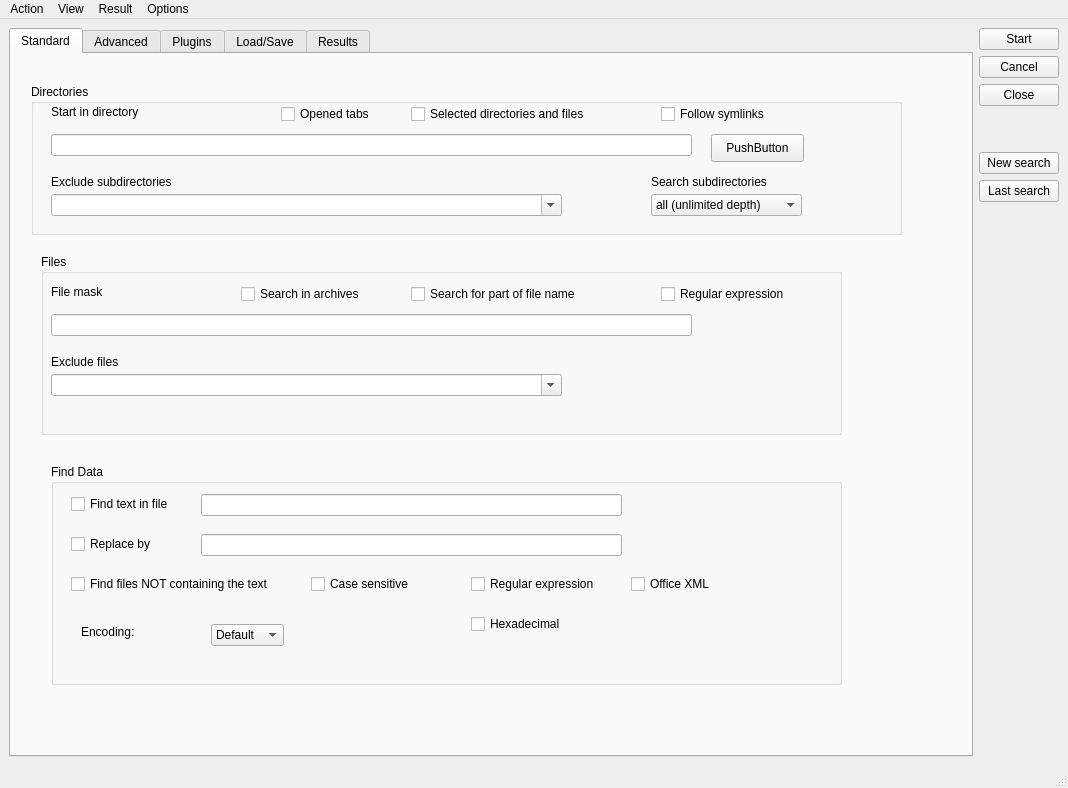
Old version of the form qtdesigner/search.ui in the repository YevhenVieskov/pyCommander.
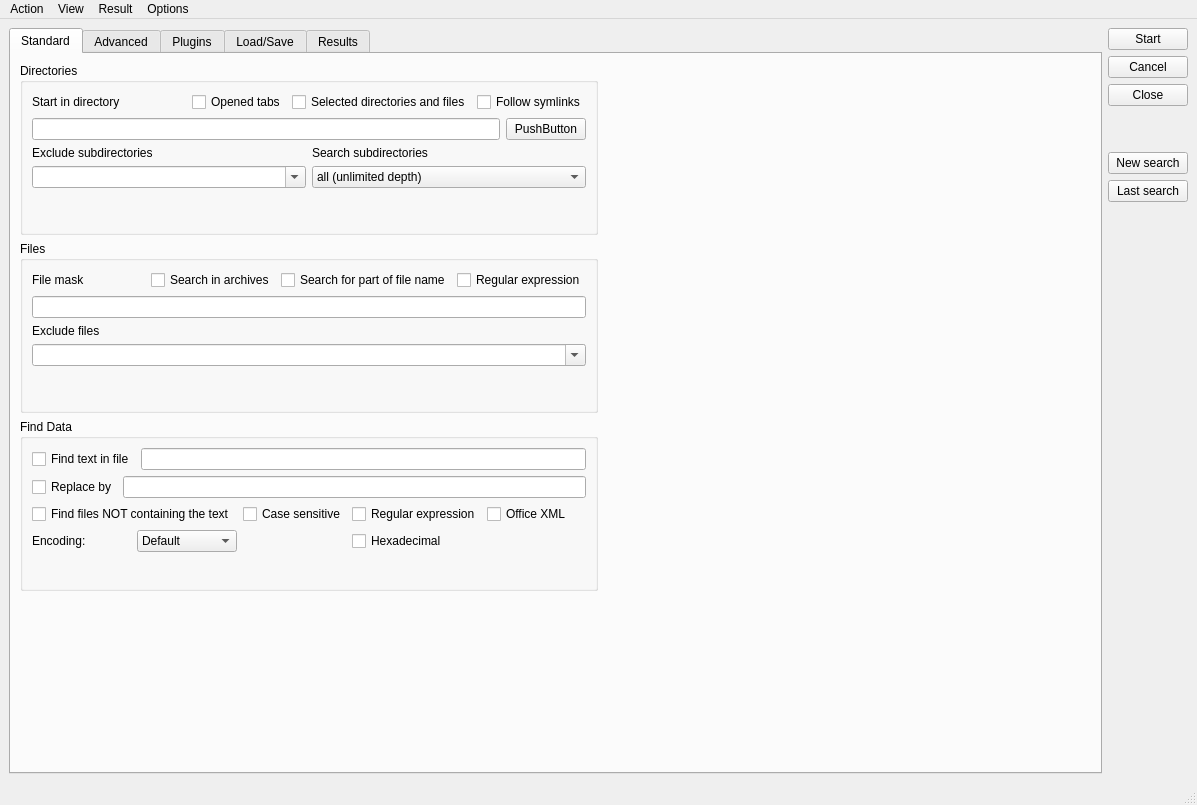
New version of the form. The open tabs and pages were chosen to show the change.

What changed in the file:
```diff
--- a/qtdesigner/search.ui
+++ b/qtdesigner/search.ui
@@ -6,8 +6,8 @@
    <rect>
     <x>0</x>
     <y>0</y>
-    <width>1068</width>
-    <height>788</height>
+    <width>1197</width>
+    <height>805</height>
    </rect>
   </property>
   <property name="windowTitle">
@@ -24,128 +24,94 @@
        <attribute name="title">
         <string>Standard</string>
        </attribute>
+       <layout class="QGridLayout" name="gridLayout_4">
+        <item row="0" column="0">
        <widget class="QGroupBox" name="groupBoxDirectories">
-        <property name="geometry">
-         <rect>
-          <x>20</x>
-          <y>30</y>
-          <width>871</width>
-          <height>151</height>
-         </rect>
-        </property>
         <property name="title">
          <string>Directories</string>
         </property>
+          <layout class="QVBoxLayout" name="verticalLayout_7">
+           <item>
+            <layout class="QHBoxLayout" name="horizontalLayoutStartInDirectoryCheckBoxes">
+             <item>
         <widget class="QLabel" name="labelStartInDirectory">
-         <property name="geometry">
-          <rect>
-           <x>20</x>
-           <y>20</y>
-           <width>111</width>
-           <height>16</height>
-          </rect>
-         </property>
          <property name="text">
           <string>Start in directory</string>
          </property>
         </widget>
-        <widget class="QLineEdit" name="lineEditStartInDirectory">
-         <property name="geometry">
-          <rect>
-           <x>20</x>
-           <y>50</y>
-           <width>641</width>
-           <height>22</height>
-          </rect>
-         </property>
-        </widget>
-        <widget class="QPushButton" name="pushButtonFileOpen">
-         <property name="geometry">
-          <rect>
-           <x>680</x>
-           <y>50</y>
-           <width>93</width>
-           <height>28</height>
-          </rect>
-         </property>
-         <property name="text">
-          <string>PushButton</string>
-         </property>
-        </widget>
+             </item>
+             <item>
+              <spacer name="horizontalSpacer_6">
+               <property name="orientation">
+                <enum>Qt::Horizontal</enum>
+               </property>
+               <property name="sizeHint" stdset="0">
+                <size>
+                 <width>40</width>
+                 <height>20</height>
+                </size>
+               </property>
+              </spacer>
+             </item>
+             <item>
         <widget class="QCheckBox" name="checkBoxOpenedTabs">
-         <property name="geometry">
-          <rect>
-           <x>250</x>
-           <y>20</y>
-           <width>101</width>
-           <height>20</height>
-          </rect>
-         </property>
          <property name="text">
           <string>Opened tabs</string>
          </property>
         </widget>
+             </item>
+             <item>
         <widget class="QCheckBox" name="checkBoxSelectedDirectoriesAndFiles">
-         <property name="geometry">
-          <rect>
-           <x>380</x>
-           <y>20</y>
-           <width>191</width>
-           <height>20</height>
-          </rect>
-         </property>
          <property name="text">
           <string>Selected directories and files</string>
          </property>
         </widget>
+             </item>
+             <item>
         <widget class="QCheckBox" name="checkBoxFollowSymlinks">
-         <property name="geometry">
-          <rect>
-           <x>630</x>
-           <y>20</y>
-           <width>121</width>
-           <height>20</height>
-          </rect>
-         </property>
          <property name="text">
           <string>Follow symlinks</string>
          </property>
         </widget>
+             </item>
+            </layout>
+           </item>
+           <item>
+            <layout class="QHBoxLayout" name="horizontalLayoutStartInDirectoryPath">
+             <item>
+              <widget class="QLineEdit" name="lineEditStartInDirectory"/>
+             </item>
+             <item>
+              <widget class="QPushButton" name="pushButtonFileOpen">
+               <property name="text">
+                <string>PushButton</string>
+               </property>
+              </widget>
+             </item>
+            </layout>
+           </item>
+           <item>
+            <layout class="QHBoxLayout" name="horizontalLayoutExcludeSearchCheckBoxes">
+             <item>
         <widget class="QLabel" name="labelExcludeSubdirectories">
-         <property name="geometry">
-          <rect>
-           <x>20</x>
-           <y>90</y>
-           <width>131</width>
-           <height>16</height>
-          </rect>
-         </property>
          <property name="text">
           <string>Exclude subdirectories</string>
          </property>
         </widget>
+             </item>
+             <item>
         <widget class="QLabel" name="labelSearchSubdirectories">
-         <property name="geometry">
-          <rect>
-           <x>620</x>
-           <y>90</y>
-           <width>131</width>
-           <height>16</height>
-          </rect>
-         </property>
          <property name="text">
           <string>Search subdirectories</string>
          </property>
         </widget>
+             </item>
+            </layout>
+           </item>
+           <item>
+            <layout class="QHBoxLayout" name="horizontalLayoutSearchSubdirCheckboxes">
+             <item>
         <widget class="QComboBox" name="comboBoxExcludeSubdirectories">
-         <property name="geometry">
-          <rect>
-           <x>20</x>
-           <y>110</y>
-           <width>511</width>
-           <height>22</height>
-          </rect>
-         </property>
          <property name="editable">
           <bool>true</bool>
          </property>
@@ -153,15 +119,9 @@
           <string/>
          </property>
         </widget>
+             </item>
+             <item>
         <widget class="QComboBox" name="comboBoxSearchSubdirectories">
-         <property name="geometry">
-          <rect>
-           <x>620</x>
-           <y>110</y>
-           <width>151</width>
-           <height>22</height>
-          </rect>
-         </property>
          <item>
           <property name="text">
            <string>all (unlimited depth)</string>
@@ -323,256 +283,226 @@
           </property>
          </item>
         </widget>
-       </widget>
+             </item>
+            </layout>
+           </item>
+           <item>
+            <spacer name="verticalSpacerDirectories">
+             <property name="orientation">
+              <enum>Qt::Vertical</enum>
+             </property>
+             <property name="sizeHint" stdset="0">
+              <size>
+               <width>20</width>
+               <height>18</height>
+              </size>
+             </property>
+            </spacer>
+           </item>
+          </layout>
+         </widget>
+        </item>
+        <item row="0" column="1">
+         <spacer name="horizontalSpacerDirectories">
+          <property name="orientation">
+           <enum>Qt::Horizontal</enum>
+          </property>
+          <property name="sizeHint" stdset="0">
+           <size>
+            <width>411</width>
+            <height>20</height>
+           </size>
+          </property>
+         </spacer>
+        </item>
+        <item row="1" column="0">
        <widget class="QGroupBox" name="groupBoxFiles">
-        <property name="geometry">
-         <rect>
-          <x>30</x>
-          <y>200</y>
-          <width>801</width>
-          <height>181</height>
-         </rect>
-        </property>
         <property name="title">
          <string>Files</string>
         </property>
-        <widget class="QLabel" name="labelExcludeFiles">
-         <property name="geometry">
-          <rect>
-           <x>10</x>
-           <y>100</y>
-           <width>131</width>
-           <height>16</height>
-          </rect>
-         </property>
-         <property name="text">
-          <string>Exclude files</string>
-         </property>
-        </widget>
-        <widget class="QCheckBox" name="checkBoxSearchForPartOfFileName">
-         <property name="geometry">
-          <rect>
-           <x>370</x>
-           <y>30</y>
-           <width>191</width>
-           <height>20</height>
-          </rect>
-         </property>
-         <property name="text">
-          <string>Search for part of file name</string>
-         </property>
-        </widget>
-        <widget class="QLineEdit" name="lineEditFileMask">
-         <property name="geometry">
-          <rect>
-           <x>10</x>
-           <y>60</y>
-           <width>641</width>
-           <height>22</height>
-          </rect>
-         </property>
-        </widget>
-        <widget class="QCheckBox" name="checkBoxSearchInArchives">
-         <property name="geometry">
-          <rect>
-           <x>200</x>
-           <y>30</y>
-           <width>131</width>
-           <height>20</height>
-          </rect>
-         </property>
-         <property name="text">
-          <string>Search in archives</string>
-         </property>
-        </widget>
-        <widget class="QComboBox" name="comboBoxExcludeFiles">
-         <property name="geometry">
-          <rect>
-           <x>10</x>
-           <y>120</y>
-           <width>511</width>
-           <height>22</height>
-          </rect>
-         </property>
-         <property name="editable">
-          <bool>true</bool>
-         </property>
-         <property name="currentText">
-          <string/>
-         </property>
-        </widget>
+          <layout class="QVBoxLayout" name="verticalLayout_5">
+           <item>
+            <layout class="QHBoxLayout" name="horizontalLayoutFileMask">
+             <item>
         <widget class="QLabel" name="labelFileMask">
-         <property name="geometry">
-          <rect>
-           <x>10</x>
-           <y>30</y>
-           <width>81</width>
-           <height>16</height>
-          </rect>
+               <property name="sizePolicy">
+                <sizepolicy hsizetype="Minimum" vsizetype="Preferred">
+                 <horstretch>0</horstretch>
+                 <verstretch>0</verstretch>
+                </sizepolicy>
+               </property>
+               <property name="baseSize">
+                <size>
+                 <width>64</width>
+                 <height>0</height>
+                </size>
          </property>
          <property name="text">
           <string>File mask</string>
          </property>
         </widget>
+             </item>
+             <item>
+              <spacer name="horizontalSpacerFileMask">
+               <property name="orientation">
+                <enum>Qt::Horizontal</enum>
+               </property>
+               <property name="sizeType">
+                <enum>QSizePolicy::Expanding</enum>
+               </property>
+               <property name="sizeHint" stdset="0">
+                <size>
+                 <width>60</width>
+                 <height>20</height>
+                </size>
+               </property>
+              </spacer>
+             </item>
+             <item>
+              <widget class="QCheckBox" name="checkBoxSearchInArchives">
+               <property name="text">
+                <string>Search in archives</string>
+               </property>
+              </widget>
+             </item>
+             <item>
+              <widget class="QCheckBox" name="checkBoxSearchForPartOfFileName">
+               <property name="text">
+                <string>Search for part of file name</string>
+               </property>
+              </widget>
+             </item>
+             <item>
         <widget class="QCheckBox" name="checkBoxRegularExpression">
-         <property name="geometry">
-          <rect>
-           <x>620</x>
-           <y>30</y>
-           <width>131</width>
-           <height>20</height>
-          </rect>
-         </property>
          <property name="text">
           <string>Regular expression</string>
          </property>
         </widget>
-       </widget>
+             </item>
+            </layout>
+           </item>
+           <item>
+            <widget class="QLineEdit" name="lineEditFileMask"/>
+           </item>
+           <item>
+            <widget class="QLabel" name="labelExcludeFiles">
+             <property name="text">
+              <string>Exclude files</string>
+             </property>
+            </widget>
+           </item>
+           <item>
+            <widget class="QComboBox" name="comboBoxExcludeFiles">
+             <property name="editable">
+              <bool>true</bool>
+             </property>
+             <property name="currentText">
+              <string/>
+             </property>
+            </widget>
+           </item>
+           <item>
+            <spacer name="verticalSpacer">
+             <property name="orientation">
+              <enum>Qt::Vertical</enum>
+             </property>
+             <property name="sizeHint" stdset="0">
+              <size>
+               <width>20</width>
+               <height>17</height>
+              </size>
+             </property>
+            </spacer>
+           </item>
+          </layout>
+         </widget>
+        </item>
+        <item row="1" column="1">
+         <spacer name="horizontalSpacerFiles">
+          <property name="orientation">
+           <enum>Qt::Horizontal</enum>
+          </property>
+          <property name="sizeHint" stdset="0">
+           <size>
+            <width>411</width>
+            <height>20</height>
+           </size>
+          </property>
+         </spacer>
+        </item>
+        <item row="2" column="0">
        <widget class="QGroupBox" name="groupBoxFindData">
-        <property name="geometry">
-         <rect>
-          <x>40</x>
-          <y>410</y>
-          <width>791</width>
-          <height>221</height>
-         </rect>
-        </property>
         <property name="title">
          <string>Find Data</string>
         </property>
+          <layout class="QVBoxLayout" name="verticalLayout_6">
+           <item>
+            <layout class="QHBoxLayout" name="horizontalLayoutFindTextInFile">
+             <item>
         <widget class="QCheckBox" name="checkBoxFindTextInFile">
-         <property name="geometry">
-          <rect>
-           <x>20</x>
-           <y>30</y>
-           <width>121</width>
-           <height>20</height>
-          </rect>
-         </property>
          <property name="text">
           <string>Find text in file</string>
          </property>
         </widget>
+             </item>
+             <item>
+              <widget class="QLineEdit" name="lineEditFindTextInFile"/>
+             </item>
+            </layout>
+           </item>
+           <item>
+            <layout class="QHBoxLayout" name="horizontalLayoutReplaceBy">
+             <item>
         <widget class="QCheckBox" name="checkBoxReplaceBy">
-         <property name="geometry">
-          <rect>
-           <x>20</x>
-           <y>70</y>
-           <width>91</width>
-           <height>20</height>
-          </rect>
-         </property>
          <property name="text">
           <string>Replace by</string>
          </property>
         </widget>
+             </item>
+             <item>
+              <widget class="QLineEdit" name="lineEditReplaceBy"/>
+             </item>
+            </layout>
+           </item>
+           <item>
+            <layout class="QGridLayout" name="gridLayoutFindDataCheckBoxes">
+             <item row="0" column="0" colspan="2">
         <widget class="QCheckBox" name="checkBoxFindFilesNotContainingText">
-         <property name="geometry">
-          <rect>
-           <x>20</x>
-           <y>110</y>
-           <width>211</width>
-           <height>20</height>
-          </rect>
-         </property>
          <property name="text">
           <string>Find files NOT containing the text</string>
          </property>
         </widget>
+             </item>
+             <item row="0" column="2">
         <widget class="QCheckBox" name="checkBoxCaseSensitive">
-         <property name="geometry">
-          <rect>
-           <x>260</x>
-           <y>110</y>
-           <width>111</width>
-           <height>20</height>
-          </rect>
-         </property>
          <property name="text">
           <string>Case sensitive</string>
          </property>
         </widget>
+             </item>
+             <item row="0" column="3">
         <widget class="QCheckBox" name="checkBoxRegularExpressionFindData">
-         <property name="geometry">
-          <rect>
-           <x>420</x>
-           <y>110</y>
-           <width>141</width>
-           <height>20</height>
-          </rect>
-         </property>
          <property name="text">
           <string>Regular expression</string>
          </property>
         </widget>
+             </item>
+             <item row="0" column="4">
         <widget class="QCheckBox" name="checkBoxOfficeXML">
-         <property name="geometry">
-          <rect>
-           <x>580</x>
-           <y>110</y>
-           <width>91</width>
-           <height>20</height>
-          </rect>
-         </property>
          <property name="text">
           <string>Office XML</string>
          </property>
         </widget>
-        <widget class="QCheckBox" name="checkBoxHexadecimal">
-         <property name="geometry">
-          <rect>
-           <x>420</x>
-           <y>150</y>
-           <width>101</width>
-           <height>20</height>
-          </rect>
-         </property>
-         <property name="text">
-          <string>Hexadecimal</string>
-         </property>
-        </widget>
-        <widget class="QLineEdit" name="lineEditFindTextInFile">
-         <property name="geometry">
-          <rect>
-           <x>150</x>
-           <y>30</y>
-           <width>421</width>
-           <height>22</height>
-          </rect>
-         </property>
-        </widget>
-        <widget class="QLineEdit" name="lineEditReplaceBy">
-         <property name="geometry">
-          <rect>
-           <x>150</x>
-           <y>70</y>
-           <width>421</width>
-           <height>22</height>
-          </rect>
-         </property>
-        </widget>
+             </item>
+             <item row="1" column="0">
         <widget class="QLabel" name="labelEncoding">
-         <property name="geometry">
-          <rect>
-           <x>30</x>
-           <y>160</y>
-           <width>61</width>
-           <height>16</height>
-          </rect>
-         </property>
          <property name="text">
           <string>Encoding:</string>
          </property>
         </widget>
+             </item>
+             <item row="1" column="1">
         <widget class="QComboBox" name="comboBoxEncoding">
-         <property name="geometry">
-          <rect>
-           <x>160</x>
-           <y>160</y>
-           <width>73</width>
-           <height>22</height>
-          </rect>
-         </property>
          <item>
           <property name="text">
            <string>Default</string>
@@ -724,7 +654,59 @@
           </property>
          </item>
         </widget>
-       </widget>
+             </item>
+             <item row="1" column="3">
+              <widget class="QCheckBox" name="checkBoxHexadecimal">
+               <property name="text">
+                <string>Hexadecimal</string>
+               </property>
+              </widget>
+             </item>
+            </layout>
+           </item>
+           <item>
+            <spacer name="verticalSpacerFindData">
+             <property name="orientation">
+              <enum>Qt::Vertical</enum>
+             </property>
+             <property name="sizeHint" stdset="0">
+              <size>
+               <width>20</width>
+               <height>13</height>
+              </size>
+             </property>
+            </spacer>
+           </item>
+          </layout>
+         </widget>
+        </item>
+        <item row="2" column="1">
+         <spacer name="horizontalSpacerFindData">
+          <property name="orientation">
+           <enum>Qt::Horizontal</enum>
+          </property>
+          <property name="sizeHint" stdset="0">
+           <size>
+            <width>411</width>
+            <height>20</height>
+           </size>
+          </property>
+         </spacer>
+        </item>
+        <item row="3" column="0">
+         <spacer name="verticalSpacerAllGroupBoxes">
+          <property name="orientation">
+           <enum>Qt::Vertical</enum>
+          </property>
+          <property name="sizeHint" stdset="0">
+           <size>
+            <width>20</width>
+            <height>122</height>
+           </size>
+          </property>
+         </spacer>
+        </item>
+       </layout>
       </widget>
       <widget class="QWidget" name="Advanced">
        <attribute name="title">
@@ -1447,7 +1429,7 @@
     <rect>
      <x>0</x>
      <y>0</y>
-     <width>1068</width>
+     <width>1197</width>
      <height>26</height>
     </rect>
    </property>
```
Left out of the diff: 446 changed lines with no effect on the pictures. Lines whose indentation alone changed are shown as unchanged.
